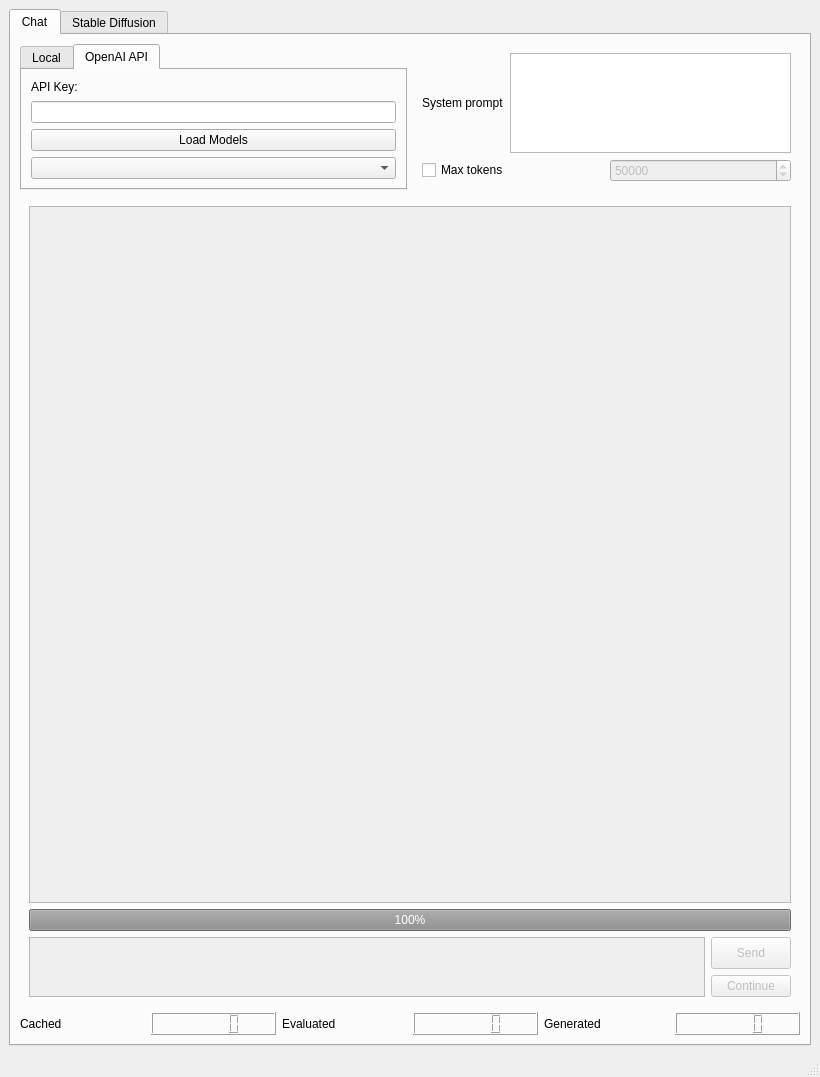
This is AIOneQTWidgets/mainwindow.ui in Iemand005/Singularity as Qt 5 draws it before an edit. The edited form follows.
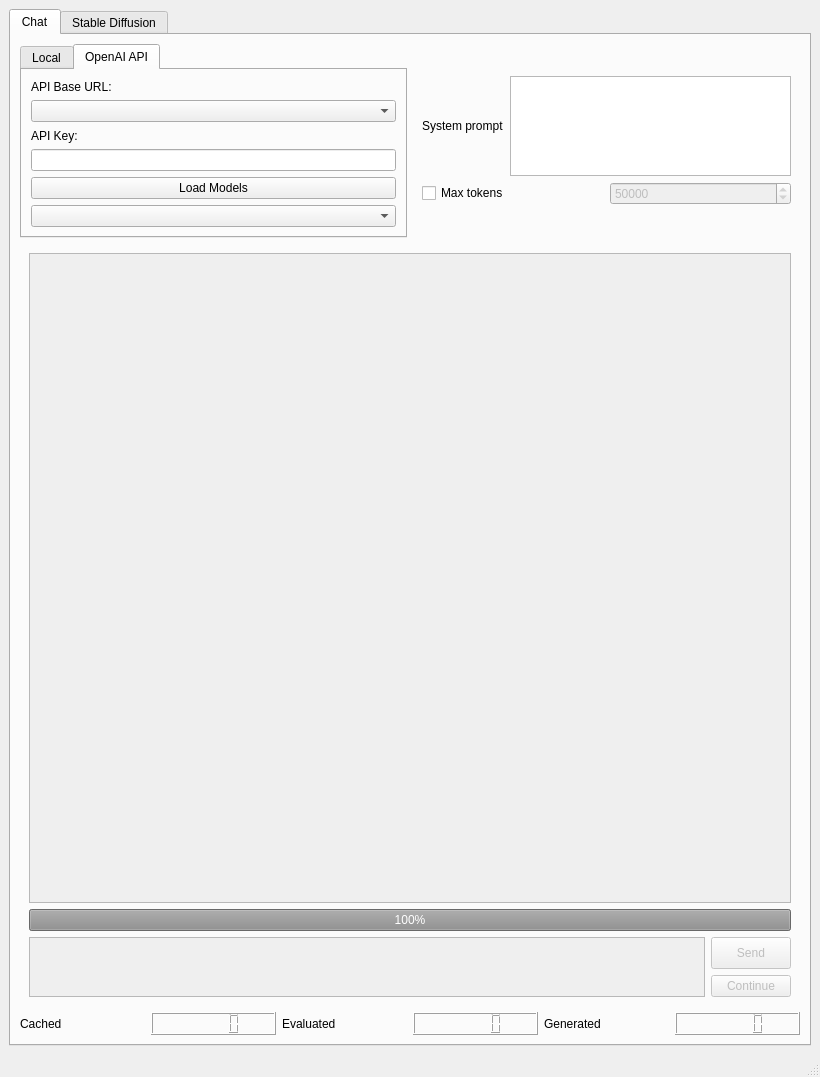
This is the edited form. Custom widgets are drawn as their Qt base class.

Commit message: Addmore api endpoints

```diff
--- a/AIOneQTWidgets/mainwindow.ui
+++ b/AIOneQTWidgets/mainwindow.ui
@@ -110,6 +110,16 @@
               <string>OpenAI API</string>
              </attribute>
              <layout class="QVBoxLayout" name="verticalLayout_13">
+              <item>
+               <widget class="QLabel" name="label_9">
+                <property name="text">
+                 <string>API Base URL:</string>
+                </property>
+               </widget>
+              </item>
+              <item>
+               <widget class="QComboBox" name="openAIBaseUrlBox"/>
+              </item>
               <item>
                <widget class="QLabel" name="label_8">
                 <property name="text">
```
The commit also changes 2 other files.
